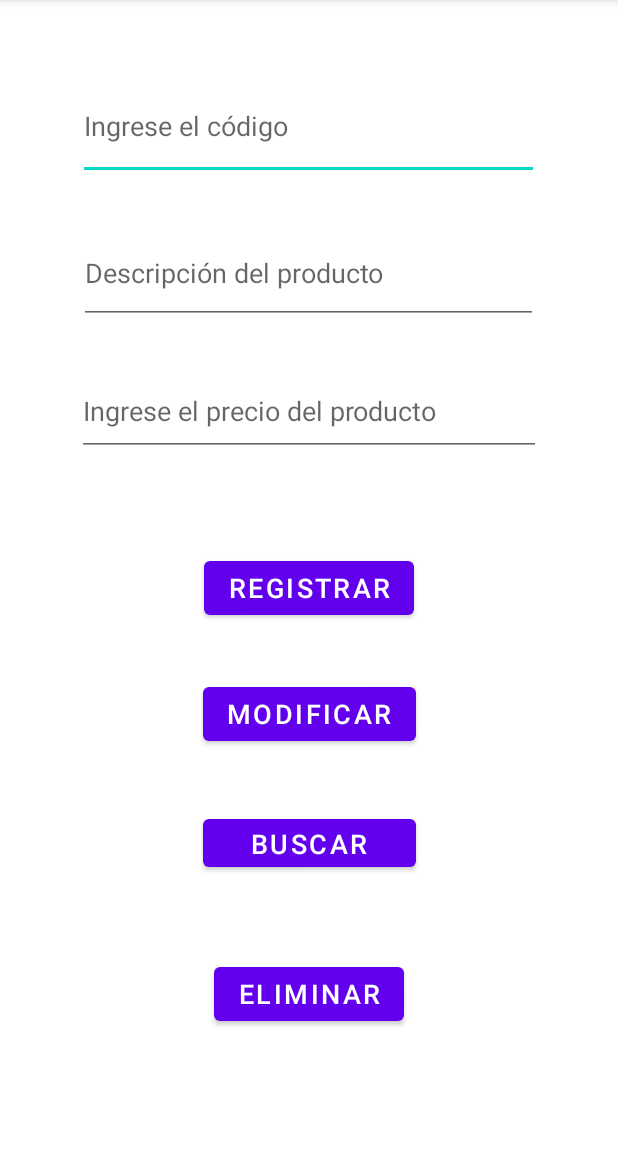
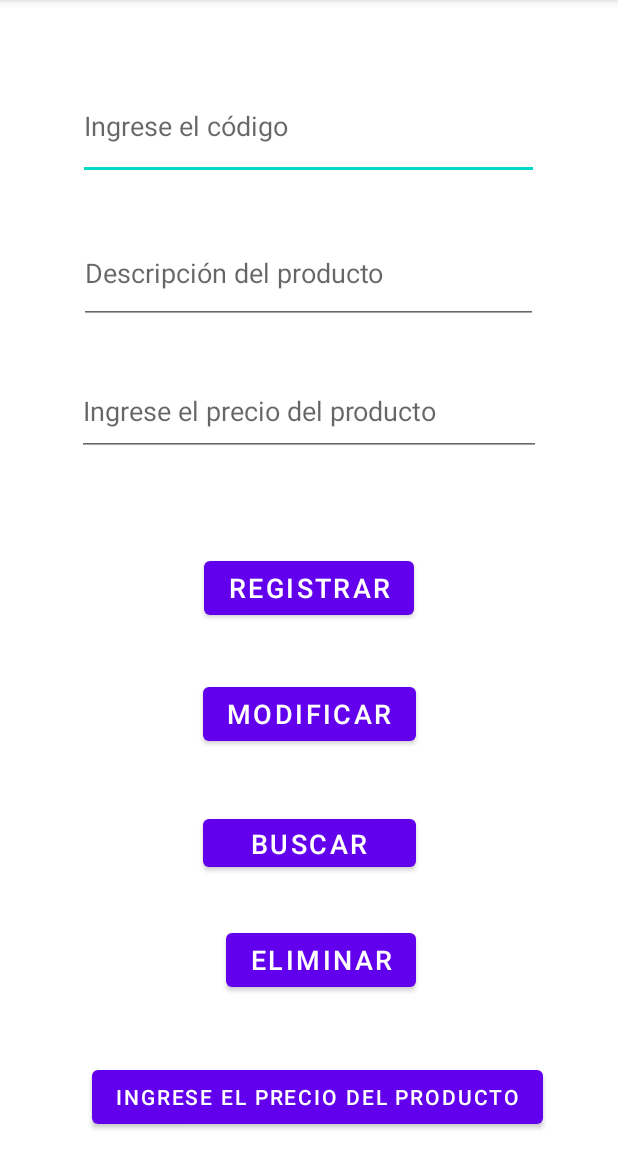
Before and after one commit to Isaac-Urban/EJERCICIO, an Android app: the screen it shows after launch (MainActivity), on a phone screen of 412 x 824 dp, the part 84-1236 px from its top. Run offline under Robolectric (Android 15) with nearby library versions, the phone set to English and light mode, and no system bars.

Commit message:
EJERCICIUO DE EJEMPMLO

```diff
--- a/app/src/main/res/layout/activity_main.xml
+++ b/app/src/main/res/layout/activity_main.xml
@@ -18,7 +18,8 @@
         app:layout_constraintEnd_toEndOf="parent"
         app:layout_constraintHorizontal_bias="0.497"
         app:layout_constraintStart_toStartOf="parent"
-        app:layout_constraintTop_toTopOf="parent" />
+        app:layout_constraintTop_toTopOf="parent"
+        android:autofillHints="" />
 
     <EditText
         android:id="@+id/et_precio"
@@ -32,7 +33,8 @@
         app:layout_constraintEnd_toEndOf="parent"
         app:layout_constraintHorizontal_bias="0.502"
         app:layout_constraintStart_toStartOf="parent"
-        app:layout_constraintTop_toBottomOf="@+id/et_descripcion" />
+        app:layout_constraintTop_toBottomOf="@+id/et_descripcion"
+        android:autofillHints="" />
 
     <EditText
         android:id="@+id/et_descripcion"
@@ -46,7 +48,8 @@
         app:layout_constraintEnd_toEndOf="parent"
         app:layout_constraintHorizontal_bias="0.497"
         app:layout_constraintStart_toStartOf="parent"
-        app:layout_constraintTop_toBottomOf="@+id/et_number" />
+        app:layout_constraintTop_toBottomOf="@+id/et_number"
+        android:autofillHints="" />
 
     <Button
         android:id="@+id/button"
@@ -93,7 +96,21 @@
         android:textSize="18sp"
         app:layout_constraintBottom_toBottomOf="parent"
         app:layout_constraintEnd_toEndOf="parent"
+        app:layout_constraintHorizontal_bias="0.527"
         app:layout_constraintStart_toStartOf="parent"
         app:layout_constraintTop_toBottomOf="@+id/button3"
-        app:layout_constraintVertical_bias="0.4" />
+        app:layout_constraintVertical_bias="0.234" />
+
+    <Button
+        android:id="@+id/button5"
+        android:layout_width="wrap_content"
+        android:layout_height="wrap_content"
+        android:layout_marginTop="8dp"
+        android:text="@string/Precio"
+        app:layout_constraintBottom_toBottomOf="parent"
+        app:layout_constraintEnd_toEndOf="parent"
+        app:layout_constraintHorizontal_bias="0.553"
+        app:layout_constraintStart_toStartOf="parent"
+        app:layout_constraintTop_toBottomOf="@+id/button4"
+        app:layout_constraintVertical_bias="0.736" />
 </androidx.constraintlayout.widget.ConstraintLayout>
```
